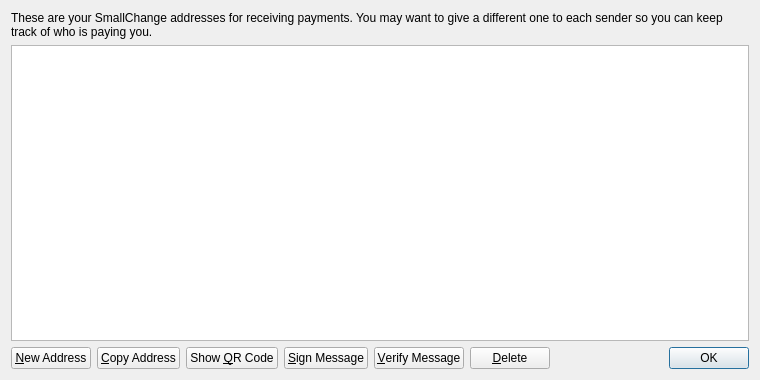
moneybakery/branch-master, file src/qt/forms/addressbookpage.ui: the form before one commit.
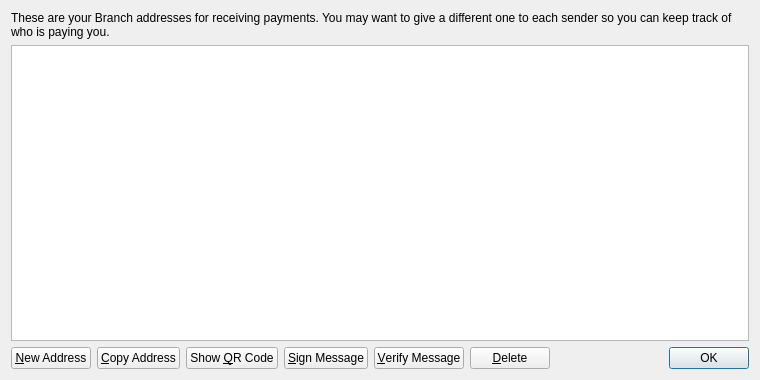
The form after the commit. Icons and pictures are not drawn.

What changed in the file:
```diff
--- a/src/qt/forms/addressbookpage.ui
+++ b/src/qt/forms/addressbookpage.ui
@@ -17,7 +17,7 @@
    <item>
     <widget class="QLabel" name="labelExplanation">
      <property name="text">
-      <string>These are your SmallChange addresses for receiving payments. You may want to give a different one to each sender so you can keep track of who is paying you.</string>
+      <string>These are your Branch addresses for receiving payments. You may want to give a different one to each sender so you can keep track of who is paying you.</string>
      </property>
      <property name="textFormat">
       <enum>Qt::PlainText</enum>
```
